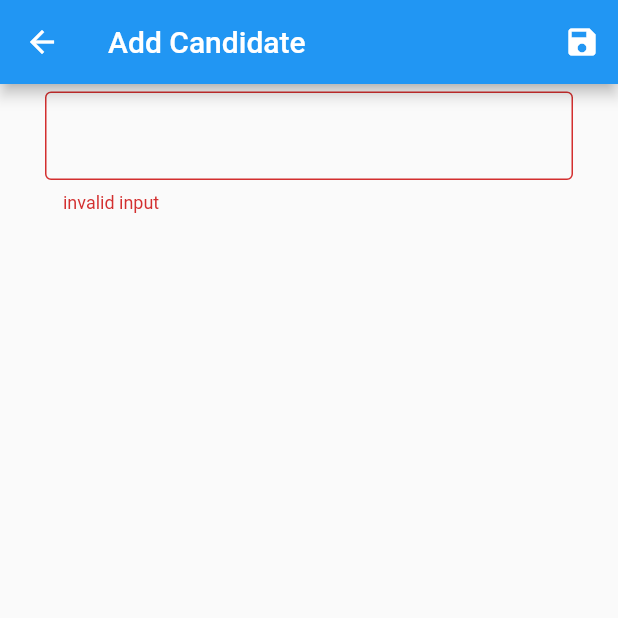
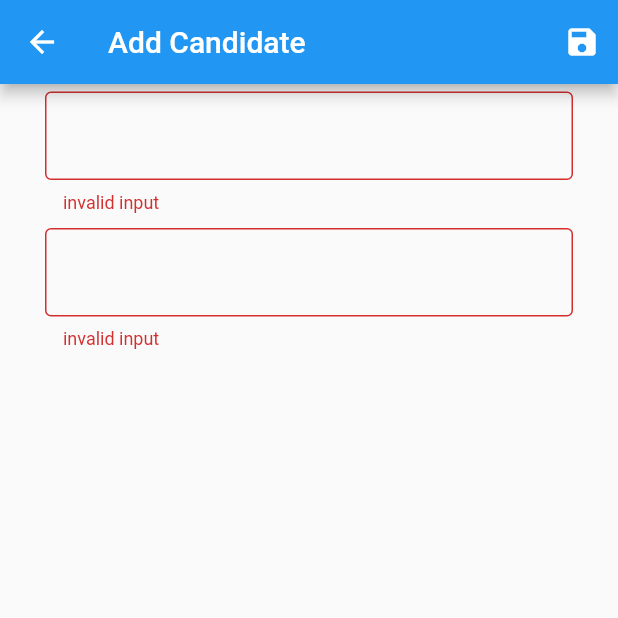
Before and after one commit to solkn/voting_system_flutter, a Flutter app: the CandidateAddUpdate screen opened directly with empty values, after a tap on the "save" icon, on a phone screen of 412 x 824 dp, the top half of it. Run offline on Flutter 3.47's test engine with Material 2 defaults, Android fonts, the phone set to English and light mode, and no system bars; our stand-ins replace bloc, equatable, flutter_bloc, shared_preferences; accounts and stored records are empty; network calls fail.

Commit message:
add some

```diff
--- a/lib/data_provider/PartyDataProvider.dart
+++ b/lib/data_provider/PartyDataProvider.dart
@@ -101,7 +101,7 @@ class PartyDataProvider{
 
   Future<Party>putParty(Party party)async{
 
-    final url = "http://192.168.56.2:8080/v1/party/${party.id}";
+    final url = "http://192.168.56.1:8080/v1/party/${party.id}";
     Party pt;
 
     try{
@@ -130,7 +130,7 @@ class PartyDataProvider{
 
   Future<void>deleteParty(String id)async{
 
-    final url = "http://198.168.56.1:8080/v1/party/$id";
+    final url = "http://192.168.56.1:8080/v1/party/$id";
 
     try{
 
--- a/lib/screens/admin_add_candidate_screen.dart
+++ b/lib/screens/admin_add_candidate_screen.dart
@@ -27,8 +27,10 @@ class CandidateAddUpdateState extends State<CandidateAddUpdate> {
 
   final _formKey = GlobalKey<FormState>();
   final _candidateFocusNode = FocusNode();
+  final _partyFocusNode =FocusNode();
 
   String candidateName = "";
+  int partyID =0;
   Candidate candidate = Candidate();
   bool isInit = false;
   @override
@@ -36,6 +38,7 @@ class CandidateAddUpdateState extends State<CandidateAddUpdate> {
     super.didChangeDependencies();
     if (!isInit && widget.candidateArgs.edit) {
       candidateName = widget.candidateArgs.candidate.name;
+      partyID        =  widget.candidateArgs.candidate.partyID;
       isInit = true;
     }
   }
@@ -43,6 +46,8 @@ class CandidateAddUpdateState extends State<CandidateAddUpdate> {
   @override
   void dispose() {
     _candidateFocusNode.dispose();
+    _partyFocusNode.dispose();
+
 
     super.dispose();
   }
@@ -64,14 +69,14 @@ class CandidateAddUpdateState extends State<CandidateAddUpdate> {
       );
 
       BlocProvider.of<CandidateBloc>(context, listen: false)
-        ..add(UpdateCandidateEvent(candidate: candidate));
+        .add(UpdateCandidateEvent(candidate: candidate));
     }else{
       candidate = Candidate(
         name: candidateName,
-        partyID: widget.candidateArgs.candidate.partyID,
+        partyID: partyID,
       );
       BlocProvider.of<CandidateBloc>(context, listen: false)
-        ..add(PostCandidateEvent(candidate: candidate));
+        .add(PostCandidateEvent(candidate: candidate));
     }
   }
 
@@ -111,7 +116,6 @@ class CandidateAddUpdateState extends State<CandidateAddUpdate> {
 
           }
           if ((state is CandidatePostedState) || (state is CandidateUpdatedState)) {
-            BlocProvider.of<PartyBloc>(context).add(GetPartyEvent());
             BlocProvider.of<CandidateBloc>(context).add(GetCandidateEvent());
             Navigator.pop(context);
           }
@@ -148,9 +152,40 @@ class CandidateAddUpdateState extends State<CandidateAddUpdate> {
                           border: OutlineInputBorder(),
                           labelText: widget.candidateArgs.edit
                               ? widget.candidateArgs.candidate.name:"",
-                          hintText: 'Enter Name'),
+                          hintText: 'Enter Candidate Name'),
                     ),
                   ),
+
+                  Padding(
+                    padding: EdgeInsets.fromLTRB(30, 5, 30, 5),
+                    child: TextFormField(
+                      initialValue: widget.candidateArgs.edit
+                          ? widget.candidateArgs.candidate.partyID.toString():"",
+                      textAlign: TextAlign.left,
+                      keyboardType: TextInputType.number,
+                      autofocus: false,
+                      focusNode: _partyFocusNode,
+                      onFieldSubmitted: (_) {
+                        FocusScope.of(context)
+                            .requestFocus(_partyFocusNode);
+                      },
+                      validator: (value) {
+                        if (value.isEmpty) {
+                          return 'invalid input';
+                        }
+                        return null;
+                      },
+                      onSaved: (value) {
+                        partyID = int.parse(value);
+                      },
+                      decoration: new InputDecoration(
+                          border: OutlineInputBorder(),
+                          labelText: widget.candidateArgs.edit
+                              ? widget.candidateArgs.candidate.party.name:"",
+                          hintText: 'Enter Party ID'),
+                    ),
+                  ),
+
                 ],
               ),
             ),
--- a/lib/widgets/candidate_component_admin.dart
+++ b/lib/widgets/candidate_component_admin.dart
@@ -5,6 +5,7 @@ import 'package:voting_system_flutter/blocs/candidate/candidate.dart';
 import 'package:voting_system_flutter/models/model.dart';
 import 'package:voting_system_flutter/screens/admin_add_candidate_screen.dart';
 import 'package:voting_system_flutter/screens/admin_candidate_detail_screen.dart';
+import 'package:voting_system_flutter/screens/admin_home_screen.dart';
 import 'package:voting_system_flutter/screens/route.dart';
 
 class CandidateComponentAdmin extends StatelessWidget{
@@ -124,8 +125,8 @@ class CandidateComponentAdmin extends StatelessWidget{
                       ),
                       InkWell(
                         onTap: () {
-                          BlocProvider.of<CandidateBloc>(context).add(
-                              DeleteCandidateEvent(id: candidate.id.toString()));
+                          BlocProvider.of<CandidateBloc>(context)
+                              .add(DeleteCandidateEvent(id: candidate.id.toString()));
                         },
                         child: Column(
                           children: [
```
Also changed, not shown: lib/data_provider/CandidateDataProvider.dart (+10 -6 lines), lib/data_provider/ResultDataProvider.dart (+5 -4 lines), lib/screens/user_result_screen.dart (+8 -4 lines), lib/widgets/result_component_user.dart (+7 -4 lines), lib/screens/admin_add_result_screen.dart (deleted).
